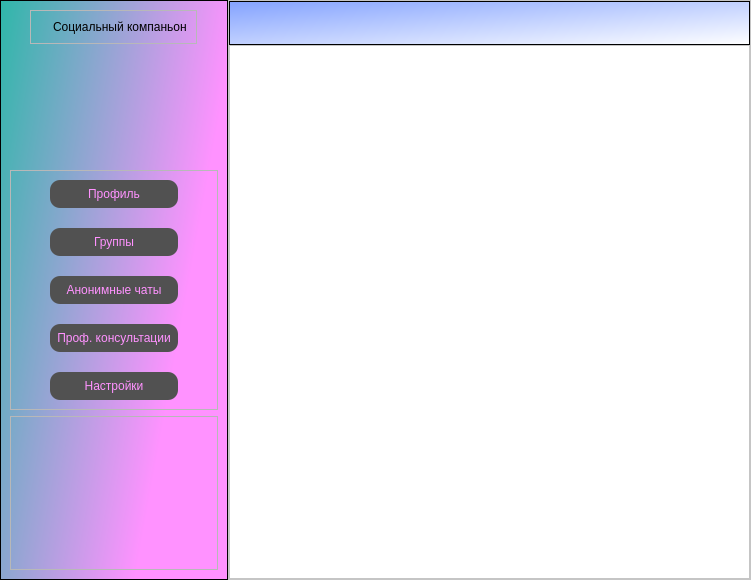
Before: the Qt Designer form main_win.ui in KIBORGm/amn_project, drawn with Qt 5.
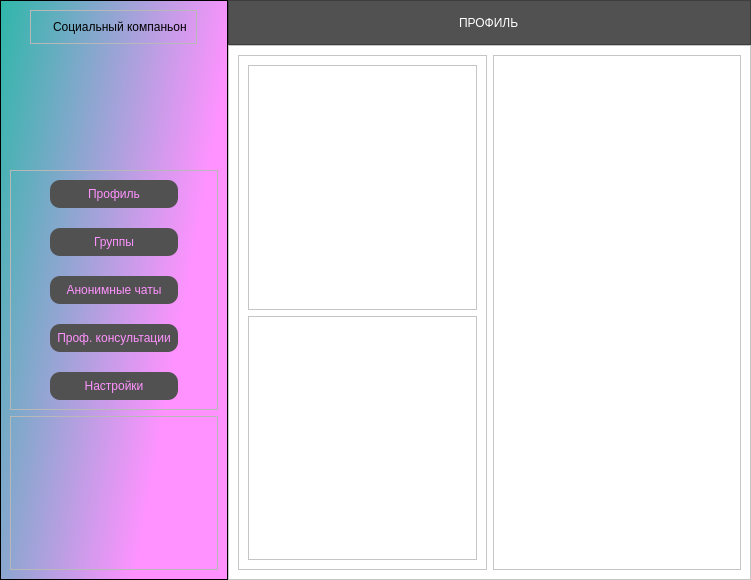
After: the same form once the commit is applied. Icons and pictures are not drawn.

Patch:
```diff
--- a/main_win.ui
+++ b/main_win.ui
@@ -186,7 +186,7 @@
       <string notr="true">background-color: rgb(255, 255, 255)</string>
      </property>
      <property name="frameShape">
-      <enum>QFrame::StyledPanel</enum>
+      <enum>QFrame::NoFrame</enum>
      </property>
      <property name="frameShadow">
       <enum>QFrame::Raised</enum>
@@ -259,9 +259,12 @@
            <number>0</number>
           </property>
           <item>
-           <widget class="QFrame" name="frame_2">
+           <widget class="QFrame" name="frame_top_profile">
             <property name="styleSheet">
-             <string notr="true">background-color: qlineargradient(spread:pad, x1:0, y1:0, x2:1, y2:1, stop:0 rgba(131, 162, 255, 255), stop:1 rgba(255, 255, 255, 255));</string>
+             <string notr="true">
+background-color: rgb(81, 81, 81);
+
+</string>
             </property>
             <property name="frameShape">
              <enum>QFrame::StyledPanel</enum>
@@ -269,6 +272,19 @@
             <property name="frameShadow">
              <enum>QFrame::Raised</enum>
             </property>
+            <layout class="QVBoxLayout" name="verticalLayout_9">
+             <item alignment="Qt::AlignHCenter">
+              <widget class="QLabel" name="label_4">
+               <property name="styleSheet">
+                <string notr="true">color: rgb(255, 255, 255);
+font: 15pt &quot;MS Sans Serif&quot;;</string>
+               </property>
+               <property name="text">
+                <string>ПРОФИЛЬ</string>
+               </property>
+              </widget>
+             </item>
+            </layout>
            </widget>
           </item>
           <item>
@@ -282,6 +298,63 @@
             <property name="frameShadow">
              <enum>QFrame::Raised</enum>
             </property>
+            <layout class="QHBoxLayout" name="horizontalLayout_4" stretch="1,1">
+             <item>
+              <widget class="QFrame" name="frame_2">
+               <property name="frameShape">
+                <enum>QFrame::StyledPanel</enum>
+               </property>
+               <property name="frameShadow">
+                <enum>QFrame::Raised</enum>
+               </property>
+               <layout class="QVBoxLayout" name="verticalLayout_16">
+                <item>
+                 <widget class="QFrame" name="frame_8">
+                  <property name="frameShape">
+                   <enum>QFrame::StyledPanel</enum>
+                  </property>
+                  <property name="frameShadow">
+                   <enum>QFrame::Raised</enum>
+                  </property>
+                  <widget class="QLabel" name="label_11">
+                   <property name="geometry">
+                    <rect>
+                     <x>110</x>
+                     <y>130</y>
+                     <width>47</width>
+                     <height>13</height>
+                    </rect>
+                   </property>
+                   <property name="text">
+                    <string/>
+                   </property>
+                  </widget>
+                 </widget>
+                </item>
+                <item>
+                 <widget class="QFrame" name="frame_9">
+                  <property name="frameShape">
+                   <enum>QFrame::StyledPanel</enum>
+                  </property>
+                  <property name="frameShadow">
+                   <enum>QFrame::Raised</enum>
+                  </property>
+                 </widget>
+                </item>
+               </layout>
+              </widget>
+             </item>
+             <item>
+              <widget class="QFrame" name="frame_6">
+               <property name="frameShape">
+                <enum>QFrame::StyledPanel</enum>
+               </property>
+               <property name="frameShadow">
+                <enum>QFrame::Raised</enum>
+               </property>
+              </widget>
+             </item>
+            </layout>
            </widget>
           </item>
          </layout>
```
Left out of the diff: 118 changed lines with no effect on the pictures.
